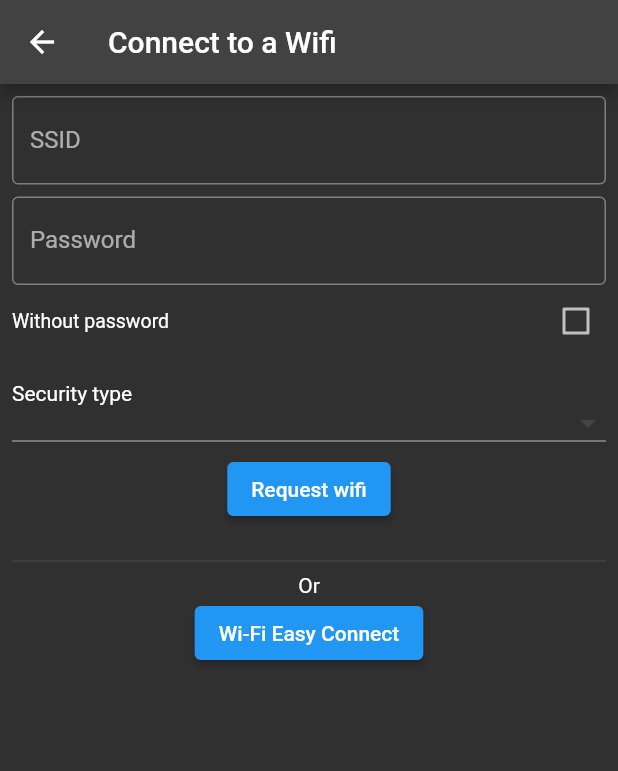
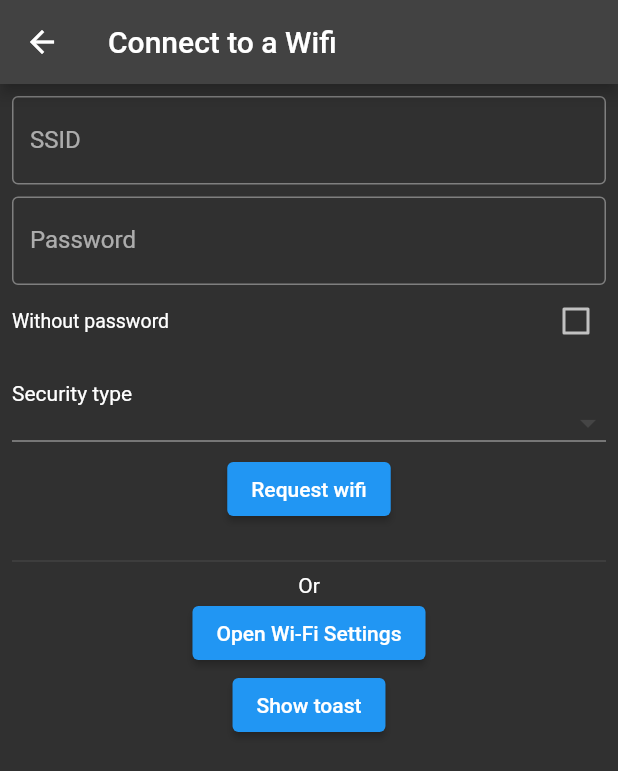
Before and after one commit to jbrenorv/wifi-manager-flutter, a Flutter app: the RequestWifiPage screen opened directly, on a phone screen of 412 x 824 dp. Shown: the top 771 px of the screen. Run offline on Flutter 3.47's test engine with Material 2 defaults, Android fonts, the phone set to English and light mode, and no system bars; missing offline and left inert: wifi_manager.

Commit message:
refactor: _

```diff
--- a/lib/request_wifi_page.dart
+++ b/lib/request_wifi_page.dart
@@ -29,8 +29,9 @@ class _RequestWifiPageState extends State<RequestWifiPage> {
     }
   }
 
-  void _connectUsingWifiEasyConnect() =>
-      _wifiManager.connectUsingWifiEasyConnect();
+  void _openWifiSettings() => _wifiManager.openWifiSettings();
+
+  void _showToast() => _wifiManager.showToast();
 
   @override
   Widget build(BuildContext context) {
@@ -87,8 +88,14 @@ class _RequestWifiPageState extends State<RequestWifiPage> {
               const Text("Or", textAlign: TextAlign.center),
               Center(
                 child: ElevatedButton(
-                  onPressed: _connectUsingWifiEasyConnect,
-                  child: const Text("Wi-Fi Easy Connect"),
+                  onPressed: _openWifiSettings,
+                  child: const Text("Open Wi-Fi Settings"),
+                ),
+              ),
+              Center(
+                child: ElevatedButton(
+                  onPressed: _showToast,
+                  child: const Text("Show toast"),
                 ),
               ),
             ],
--- a/pubspec.yaml
+++ b/pubspec.yaml
@@ -19,7 +19,7 @@ dependencies:
   wifi_manager:
     git:
       url: https://github.com/jbrenorv/wifi-manager
-      ref: a465046bc557ab15c5d7a78c021603a6ddff48d9
+      ref: 0d2f1388029c9162dde0bfeca57f48ea9f7a5667
 
   cupertino_icons: ^1.0.2
 
```
Also changed, not shown: pubspec.lock.
